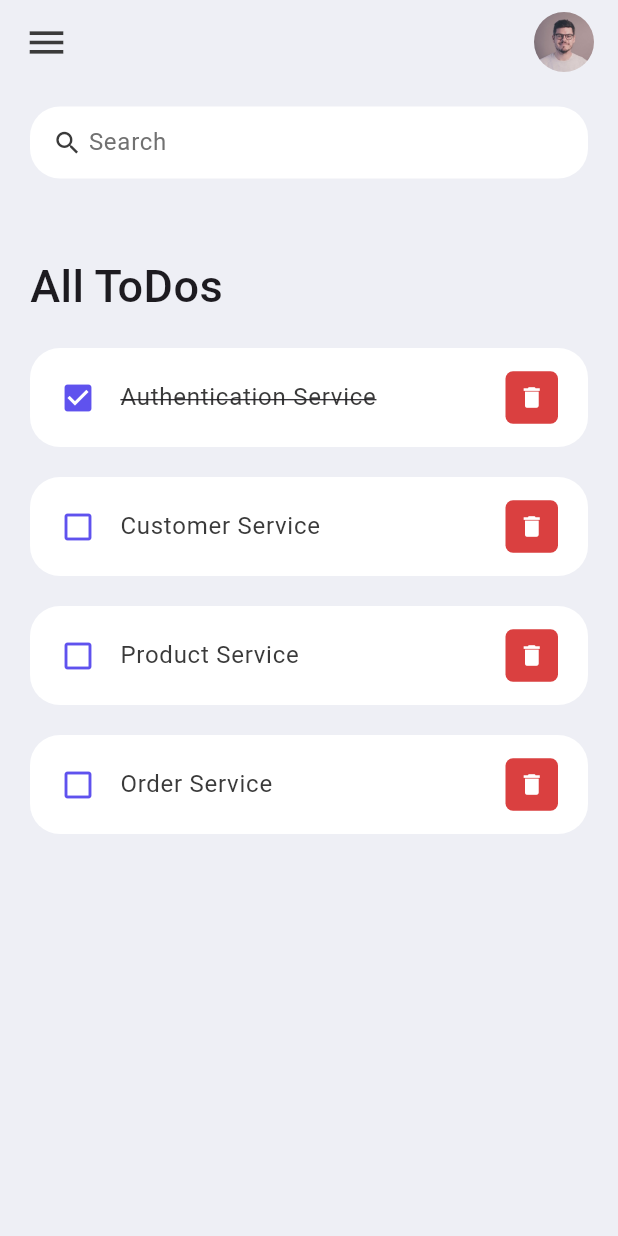
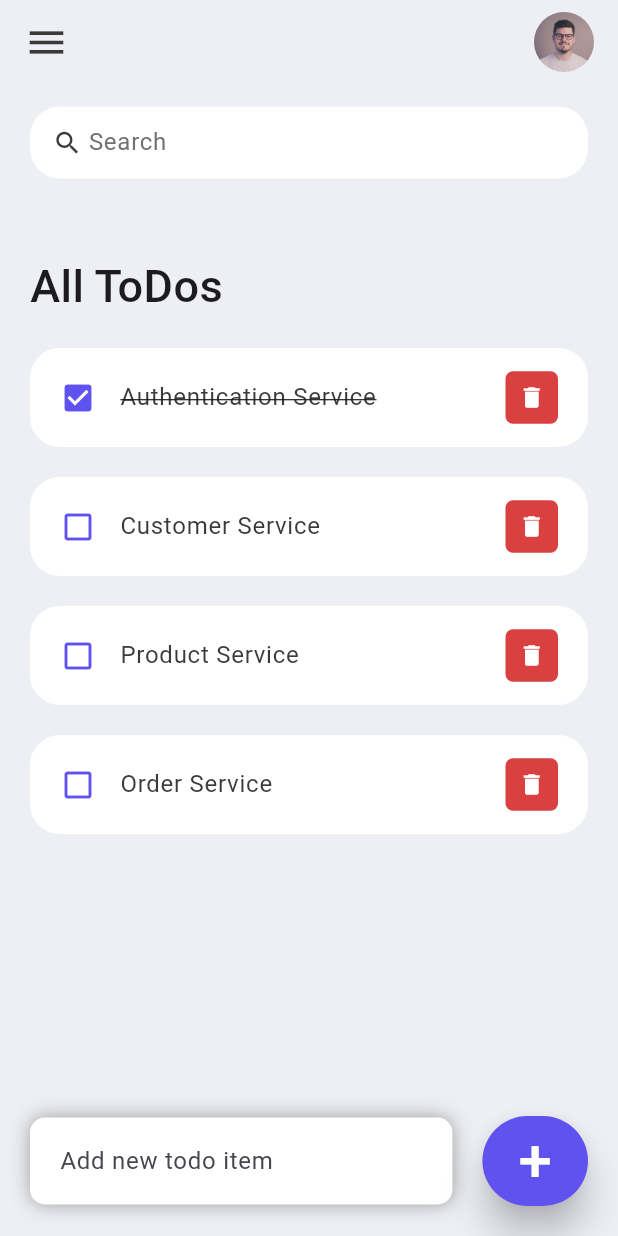
Before and after one commit to faisal-porag/flutter_learning, a Flutter app: the screen it shows after launch, on a phone screen of 412 x 824 dp. Run offline on Flutter 3.47's test engine with Material 2 defaults, Android fonts, the phone set to English and light mode, and no system bars.

Commit message:
add new item design added

```diff
--- a/lib/screens/home.dart
+++ b/lib/screens/home.dart
@@ -14,7 +14,9 @@ class Home extends StatelessWidget {
     return Scaffold(
       backgroundColor: tdBGColor,
       appBar: _buildAppBar(),
-      body: Container(
+      body: Stack(
+        children: [
+          Container(
             padding: EdgeInsets.symmetric(horizontal: 20, vertical: 15),
             child: Column(
               children: [
@@ -41,6 +43,54 @@ class Home extends StatelessWidget {
                   ],),
                 )
             ]),
+          ),
+          Align(
+            alignment: Alignment.bottomCenter,
+            child: Row(children: [
+              Expanded(
+                child: Container(
+                  margin: EdgeInsets.only(
+                  bottom: 20,
+                  right: 20,
+                  left: 20,
+                ),
+                padding: EdgeInsets.symmetric(horizontal: 20,vertical: 5,),
+                decoration: BoxDecoration(
+                  color: Colors.white,
+                  boxShadow: const [BoxShadow(
+                    color: Colors.grey,
+                    offset: Offset(0.0, 0.0),
+                    blurRadius: 10.0,
+                    spreadRadius: 0.0,
+                  ),],
+                  borderRadius: BorderRadius.circular(10),
+                ),
+                child: TextField(
+                  decoration: InputDecoration(
+                    hintText: "Add new todo item",
+                    border: InputBorder.none,
+                  ),
+                ),
+              ),
+              ),
+              Container(
+                margin: EdgeInsets.only(
+                  bottom: 20,
+                  right: 20,
+                ),
+                child: ElevatedButton(
+                  child: Text("+", style: TextStyle(fontSize: 40, color: Colors.white),),
+                  onPressed: (){},
+                  style: ElevatedButton.styleFrom(
+                    primary: tdBlue,
+                    minimumSize: Size(60, 60),
+                    elevation: 10,
+                  ),
+                ),
+              )
+            ]),
+          )
+        ],
       ),
     );
 
```
Lines whose indentation alone changed are shown as unchanged.
